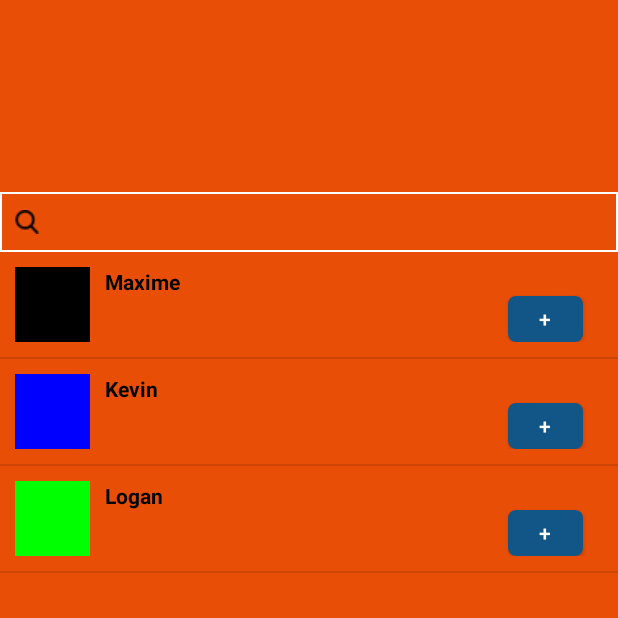
After one commit to Maximedrb/FriendChips, an Android app: the fragment GestionUtilisateursFragment shown on its own in the app's theme, on a phone screen of 412 x 824 dp, the top half of it. The commit adds this screen. Run offline under Robolectric (Android 15) with nearby library versions, the phone set to English and light mode, and no system bars.

Commit message:
ImageProfil

```diff
--- a/app/src/main/AndroidManifest.xml
+++ b/app/src/main/AndroidManifest.xml
@@ -27,11 +27,9 @@
 
             <intent-filter>
                 <action android:name="android.intent.action.MAIN" />
-                <action android:name="android.intent.action.VIEW" />
-                <category android:name="android.intent.category.DEFAULT" />
-                <category android:name="android.intent.category.BROWSABLE" />
                 <category android:name="android.intent.category.LAUNCHER" />
             </intent-filter>
+
 
         </activity>
         <activity
--- a/app/src/main/java/com/example/friendschips/classe/ItemUtilisateurAdapter.java
+++ b/app/src/main/java/com/example/friendschips/classe/ItemUtilisateurAdapter.java
@@ -19,12 +19,12 @@ import java.util.List;
  */
 public class ItemUtilisateurAdapter extends ArrayAdapter<Utilisateur> {
 
-    private boolean invite;
+
 
     //tweets est la liste des models à afficher
-    public ItemUtilisateurAdapter(Context context, boolean _invite, List<Utilisateur> items) {
+    public ItemUtilisateurAdapter(Context context, List<Utilisateur> items) {
         super(context, 0, items);
-        invite = _invite;
+
     }
 
     @Override
@@ -38,8 +38,8 @@ public class ItemUtilisateurAdapter extends ArrayAdapter<Utilisateur> {
         if(viewHolder == null){
 
             viewHolder = new ItemViewHolder();
-            viewHolder.itemPseudo = (TextView) convertView.findViewById(R.id.itemPseudo);
-            viewHolder.itemAvatar = (ImageView) convertView.findViewById(R.id.itemAvatarFriend);
+            viewHolder.itemPseudo = (TextView) convertView.findViewById(R.id.itemPseudoUtilisateur);
+            viewHolder.itemAvatar = (ImageView) convertView.findViewById(R.id.itemAvatarUtilisateur);
 
             convertView.setTag(viewHolder);
         }
@@ -49,7 +49,7 @@ public class ItemUtilisateurAdapter extends ArrayAdapter<Utilisateur> {
 
         //il ne reste plus qu'à remplir notre vue
         viewHolder.itemPseudo.setText(item.getPseudo());
-        //viewHolder.itemAvatar.setImageDrawable(new ColorDrawable(item.getItemAvatar()));
+        viewHolder.itemAvatar.setImageDrawable(new ColorDrawable(item.getItemAvatar()));
 
         return convertView;
     }
@@ -57,6 +57,6 @@ public class ItemUtilisateurAdapter extends ArrayAdapter<Utilisateur> {
     private class ItemViewHolder{
         public TextView itemPseudo;
         public ImageView itemAvatar;
-        public CheckBox itemInvite;
+
     }
 }
--- a/app/src/main/java/com/example/friendschips/classe/Utilisateur.java
+++ b/app/src/main/java/com/example/friendschips/classe/Utilisateur.java
@@ -22,6 +22,7 @@ public class Utilisateur  implements Parcelable{
     private Boolean actif ;
     private Connection con;
 
+    private int itemAvatar;
 
     private int idUtilisateur;
 
@@ -102,6 +103,20 @@ public class Utilisateur  implements Parcelable{
 
     public void setActif(Boolean actif) {
         this.actif = actif;
+    }
+
+    public int getItemAvatar() {
+        return itemAvatar;
+    }
+
+    public void setItemAvatar(int itemAvatar) {
+        this.itemAvatar = itemAvatar;
+    }
+
+    public Utilisateur(String _pseudo, int _itemAvatar)
+    {
+        this.pseudo = _pseudo;
+       this.itemAvatar = _itemAvatar;
     }
 
     public Utilisateur(int _idUtilisateur,String _nom,String _prenom, String _pseudo, String _mail, String _mtp,String _date)
--- /dev/null
+++ b/app/src/main/java/com/example/friendschips/fragment/GestionUtilisateursFragment.java
@@ -0,0 +1,74 @@
+package com.example.friendschips.fragment;
+
+import android.graphics.Color;
+import android.os.Bundle;
+import android.support.v4.app.Fragment;
+import android.view.LayoutInflater;
+import android.view.View;
+import android.view.ViewGroup;
+import android.widget.ListView;
+import android.widget.RelativeLayout;
+
+import com.example.friendschips.classe.Connexion;
+import com.example.friendschips.classe.ItemFriend;
+import com.example.friendschips.classe.ItemFriendAdapter;
+import com.example.friendschips.classe.ItemUtilisateurAdapter;
+import com.example.friendschips.classe.Utilisateur;
+import com.example.friendschips.friendschips.R;
+
+import java.util.ArrayList;
+import java.util.List;
+
+
+/**
+ * Created by MaximeDrx on 06/10/2016.
+ */
+public class GestionUtilisateursFragment extends Fragment{
+
+    private RelativeLayout rlGestion;
+    private List<Utilisateur> items ;
+
+    private Connexion con;
+    private Utilisateur user;
+
+
+    @Override
+    public void onCreate(Bundle savedInstanceState) {
+        super.onCreate(savedInstanceState);
+    }
+
+    @Override
+    public View onCreateView(LayoutInflater inflater, ViewGroup container,
+                             Bundle savedInstanceState) {
+        // Inflate the layout for this fragment
+        View viewGestion =  inflater.inflate(R.layout.fragment_gestionutilisateurs, container, false);
+
+
+
+        ListView listItem = (ListView)viewGestion.findViewById(R.id.listeItemUtilisateur);
+
+        List<Utilisateur> items = genererItems();
+        items = genererItems();
+
+        ItemUtilisateurAdapter adapter  = new ItemUtilisateurAdapter(viewGestion.getContext(), items);
+        listItem.setAdapter(adapter);
+
+
+
+
+        return viewGestion;
+
+
+
+    }
+
+    private List<Utilisateur> genererItems(){
+        List<Utilisateur> items = new ArrayList<Utilisateur>();
+        items.add(new Utilisateur("Maxime",Color.BLACK));
+        items.add(new Utilisateur("Kevin",Color.BLUE));
+        items.add(new Utilisateur("Logan",Color.GREEN));
+
+        return items;
+    }
+
+}
--- /dev/null
+++ b/app/src/main/res/layout/fragment_gestionutilisateurs.xml
@@ -0,0 +1,28 @@
+<?xml version="1.0" encoding="utf-8"?>
+<RelativeLayout xmlns:android="http://schemas.android.com/apk/res/android"
+    xmlns:tools="http://schemas.android.com/tools"
+    tools:context="com.example.friendschips.fragment.GestionFragment"
+    android:layout_width="fill_parent"
+    android:layout_height="fill_parent"
+    android:background="@color/bg_screen4">
+
+    <EditText
+        android:id="@+id/etRecherche"
+        android:layout_width="fill_parent"
+        android:layout_height="40dp"
+        android:textColor="@color/colorPrimary"
+        android:textStyle="bold"
+        android:background="@drawable/etrecherche"
+        android:layout_alignParentTop="true"
+        android:padding="10dp"
+        android:layout_alignParentStart="true"
+        android:layout_marginTop="128dp"
+        android:drawableLeft="@drawable/search"/>
+    <ListView
+        android:layout_width="wrap_content"
+        android:layout_height="fill_parent"
+        android:id="@+id/listeItemUtilisateur"
+        android:layout_alignParentStart="@+id/itemAvatarEvent"
+        android:layout_below="@+id/etRecherche" />
+
+</RelativeLayout>
--- a/app/src/main/res/layout/itemlisteutilisateur.xml
+++ b/app/src/main/res/layout/itemlisteutilisateur.xml
@@ -6,7 +6,7 @@
     android:padding="10dp">
 
     <ImageView
-        android:id="@+id/itemAvatarFriend"
+        android:id="@+id/itemAvatarUtilisateur"
         android:layout_width="50dp"
         android:layout_height="50dp"
         tools:background="#AAA"
@@ -14,23 +14,28 @@
         android:layout_alignParentStart="true" />
 
     <TextView
-        android:id="@+id/itemPseudo"
+        android:id="@+id/itemPseudoUtilisateur"
         android:layout_width="wrap_content"
         android:layout_height="wrap_content"
         android:textColor="@android:color/black"
         android:layout_marginLeft="10dp"
-        android:layout_toRightOf="@+id/itemAvatarFriend"
-        android:layout_alignTop="@+id/itemAvatarFriend"
+        android:layout_toRightOf="@+id/itemAvatarUtilisateur"
+        android:layout_alignTop="@+id/itemAvatarUtilisateur"
         android:textStyle="bold"
         tools:text="Pseudo" />
 
-    <CheckBox
-        android:id="@+id/cbInvite"
-        android:layout_width="wrap_content"
-        android:layout_height="wrap_content"
-        android:layout_below="@+id/itemPseudo"
+    <Button
+        android:id="@+id/btAjoutUtilisateur"
+        android:layout_width="50dp"
+        android:layout_height="40dp"
+        android:background="@drawable/btmodifprofil"
+        android:text="+"
+        android:textColor="#ffffff"
+        android:layout_gravity="top|right"
+        android:layout_marginRight="10dp"
+        android:layout_below="@+id/itemPseudoUtilisateur"
         android:layout_alignParentEnd="true"
-        android:layout_marginEnd="45dp"
-        />
+        android:layout_marginEnd="13dp"
+        android:layout_alignBottom="@+id/itemAvatarUtilisateur" />
 
 </RelativeLayout>
```
Also changed, not shown: app/src/main/java/com/example/friendschips/menu/FriendActivity.java (+5 -5 lines), app/src/main/res/layout/activity_inscription.xml (+29 -1 lines), app/src/main/res/layout/itemlistutilisateur.xml (deleted, +0 -36 lines).
